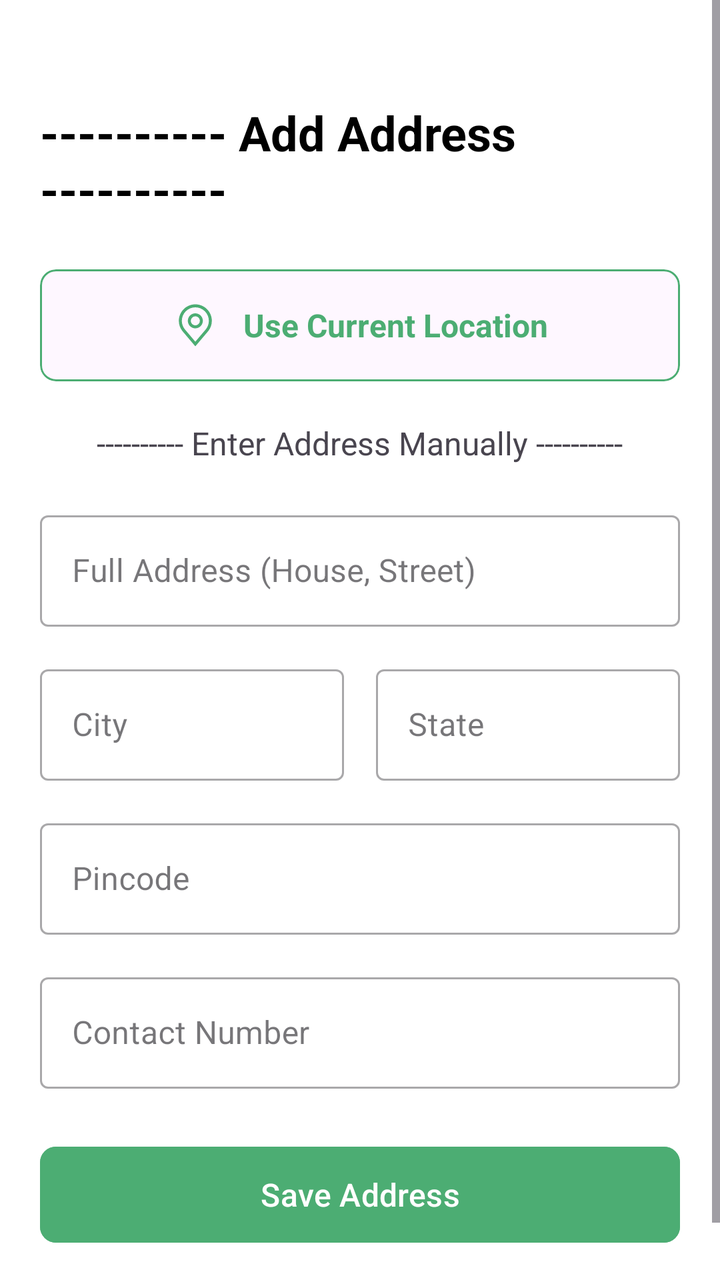
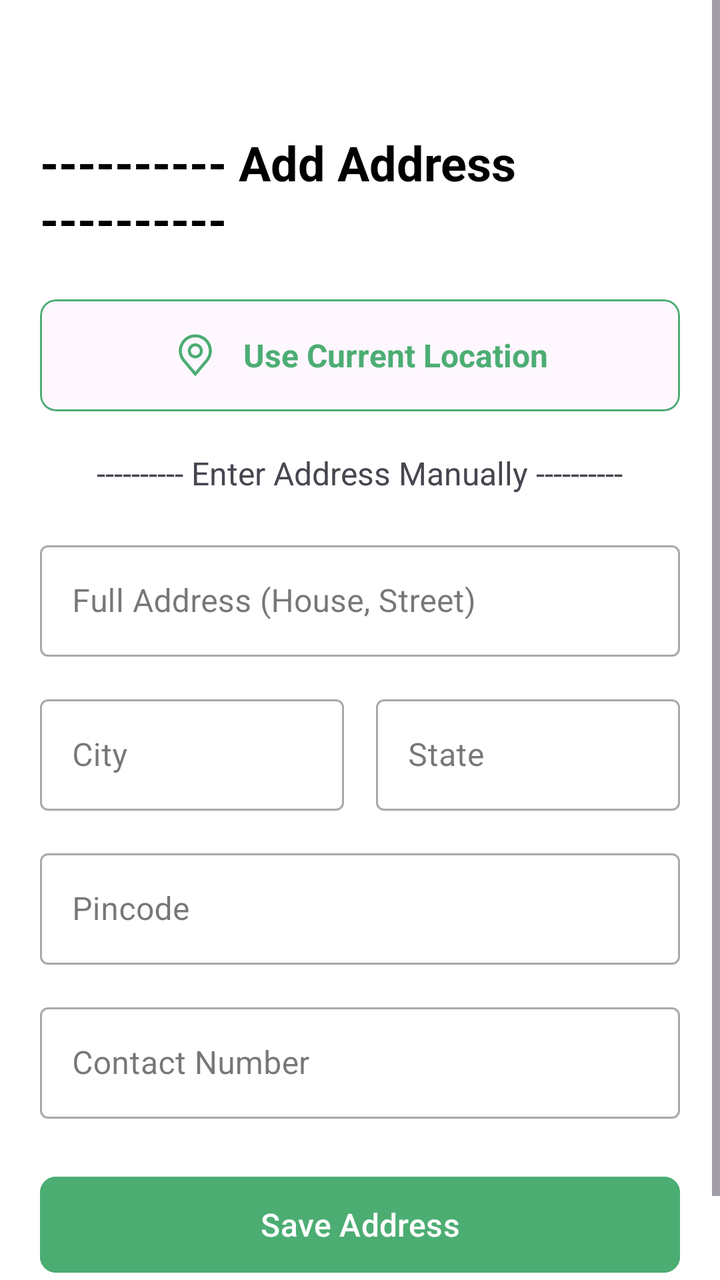

Compare the two renders of this Android layout. The source of the first and the diff that turns it into the second are given below.
<!-- AndroidManifest.xml: application theme Theme.GrocHub -->
<!-- res/layout/activity_address.xml -->
<?xml version="1.0" encoding="utf-8"?>
<ScrollView xmlns:android="http://schemas.android.com/apk/res/android"
    xmlns:app="http://schemas.android.com/apk/res-auto"
    android:layout_width="match_parent"
    android:layout_height="match_parent"
    android:background="@android:color/white"
    android:fillViewport="true">

    <LinearLayout
        android:layout_width="match_parent"
        android:layout_height="wrap_content"
        android:orientation="vertical"
        android:layout_marginTop="30dp"
        android:padding="20dp">

        <TextView
            android:layout_width="wrap_content"
            android:layout_height="wrap_content"
            android:text="---------- Add Address ----------"
            android:textSize="24sp"
            android:textStyle="bold"
            android:textColor="@android:color/black"
            android:layout_marginBottom="24dp"
            android:layout_gravity="center_horizontal"/>

        <com.google.android.material.card.MaterialCardView
            android:id="@+id/btn_current_location"
            android:layout_width="match_parent"
            android:layout_height="wrap_content"
            android:clickable="true"
            android:focusable="true"
            app:cardCornerRadius="8dp"
            app:cardElevation="0dp"
            app:strokeWidth="1dp"
            app:strokeColor="@color/Primary"
            android:layout_marginBottom="20dp">

            <LinearLayout
                android:layout_width="match_parent"
                android:layout_height="wrap_content"
                android:gravity="center"
                android:padding="16dp"
                android:orientation="horizontal">

                <ImageView
                    android:layout_width="24dp"
                    android:layout_height="24dp"
                    android:src="@drawable/carbon_location"
                    app:tint="@color/Primary"/>

                <TextView
                    android:layout_width="wrap_content"
                    android:layout_height="wrap_content"
                    android:text="Use Current Location"
                    android:textColor="@color/Primary"
                    android:textStyle="bold"
                    android:textSize="16sp"
                    android:layout_marginStart="12dp"/>
            </LinearLayout>
        </com.google.android.material.card.MaterialCardView>

        <TextView
            android:layout_width="wrap_content"
            android:layout_height="wrap_content"
            android:text="---------- Enter Address Manually ----------"
            android:textSize="16sp"
            android:layout_gravity="center_horizontal"
            android:layout_marginBottom="20dp" />

        <com.google.android.material.textfield.TextInputLayout
            style="@style/Widget.MaterialComponents.TextInputLayout.OutlinedBox"
            android:layout_width="match_parent"
            android:layout_height="wrap_content"
            android:hint="Full Address (House, Street)"
            android:layout_marginBottom="16dp">

            <com.google.android.material.textfield.TextInputEditText
                android:id="@+id/et_address_line"
                android:layout_width="match_parent"
                android:layout_height="wrap_content"
                android:inputType="textPostalAddress"/>
        </com.google.android.material.textfield.TextInputLayout>

        <LinearLayout
            android:layout_width="match_parent"
            android:layout_height="wrap_content"
            android:orientation="horizontal"
            android:layout_marginBottom="16dp">

            <com.google.android.material.textfield.TextInputLayout
                style="@style/Widget.MaterialComponents.TextInputLayout.OutlinedBox"
                android:layout_width="0dp"
                android:layout_weight="1"
                android:layout_height="wrap_content"
                android:hint="City"
                android:layout_marginEnd="8dp">

                <com.google.android.material.textfield.TextInputEditText
                    android:id="@+id/et_city"
                    android:layout_width="match_parent"
                    android:layout_height="wrap_content"
                    android:inputType="textCapWords"/>
            </com.google.android.material.textfield.TextInputLayout>

            <com.google.android.material.textfield.TextInputLayout
                style="@style/Widget.MaterialComponents.TextInputLayout.OutlinedBox"
                android:layout_width="0dp"
                android:layout_weight="1"
                android:layout_height="wrap_content"
                android:hint="State"
                android:layout_marginStart="8dp">

                <com.google.android.material.textfield.TextInputEditText
                    android:id="@+id/et_state"
                    android:layout_width="match_parent"
                    android:layout_height="wrap_content"
                    android:inputType="textCapWords"/>
            </com.google.android.material.textfield.TextInputLayout>
        </LinearLayout>

        <com.google.android.material.textfield.TextInputLayout
            style="@style/Widget.MaterialComponents.TextInputLayout.OutlinedBox"
            android:layout_width="match_parent"
            android:layout_height="wrap_content"
            android:hint="Pincode"
            android:layout_marginBottom="16dp">

            <com.google.android.material.textfield.TextInputEditText
                android:id="@+id/et_pin_code"
                android:layout_width="match_parent"
                android:layout_height="wrap_content"
                android:inputType="number"/>
        </com.google.android.material.textfield.TextInputLayout>

        <com.google.android.material.textfield.TextInputLayout
            style="@style/Widget.MaterialComponents.TextInputLayout.OutlinedBox"
            android:layout_width="match_parent"
            android:layout_height="wrap_content"
            android:hint="Contact Number"
            android:layout_marginBottom="25dp">

            <com.google.android.material.textfield.TextInputEditText
                android:id="@+id/et_phone"
                android:layout_width="match_parent"
                android:layout_height="wrap_content"
                android:inputType="phone"/>
        </com.google.android.material.textfield.TextInputLayout>

        <Button
            android:id="@+id/btn_save_address"
            android:layout_width="match_parent"
            android:layout_height="56dp"
            android:text="Save Address"
            android:backgroundTint="@color/Primary"
            android:textSize="16sp"
            app:cornerRadius="8dp"/>

    </LinearLayout>
</ScrollView>
<!-- resources referenced by this layout -->
<resources>
  <color name="Primary">#4CAD73</color>
  <!-- drawable carbon_location (drawable) -->
  <vector xmlns:android="http://schemas.android.com/apk/res/android"
      android:width="16dp"
      android:height="16dp"
      android:viewportWidth="16"
      android:viewportHeight="16">
    <path
        android:pathData="M8,9C7.506,9 7.022,8.853 6.611,8.579C6.2,8.304 5.88,7.914 5.69,7.457C5.501,7 5.452,6.497 5.548,6.012C5.644,5.527 5.883,5.082 6.232,4.732C6.582,4.383 7.027,4.144 7.512,4.048C7.997,3.952 8.5,4.001 8.957,4.19C9.414,4.38 9.804,4.7 10.079,5.111C10.353,5.522 10.5,6.006 10.5,6.5C10.499,7.163 10.236,7.798 9.767,8.267C9.298,8.736 8.663,8.999 8,9V9ZM8,5C7.703,5 7.413,5.088 7.167,5.253C6.92,5.418 6.728,5.652 6.614,5.926C6.501,6.2 6.471,6.502 6.529,6.793C6.587,7.084 6.73,7.351 6.939,7.561C7.149,7.77 7.416,7.913 7.707,7.971C7.998,8.029 8.3,7.999 8.574,7.886C8.848,7.772 9.082,7.58 9.247,7.333C9.412,7.087 9.5,6.797 9.5,6.5C9.5,6.102 9.341,5.721 9.06,5.44C8.779,5.159 8.398,5 8,5V5Z"
        android:fillColor="#ffffff"/>
    <path
        android:pathData="M8,15L3.782,10.026C3.723,9.951 3.665,9.876 3.608,9.8C2.888,8.851 2.498,7.692 2.5,6.5C2.5,5.041 3.079,3.642 4.111,2.611C5.142,1.579 6.541,1 8,1C9.459,1 10.858,1.579 11.889,2.611C12.92,3.642 13.5,5.041 13.5,6.5C13.502,7.691 13.113,8.85 12.392,9.799L12.392,9.8C12.392,9.8 12.242,9.997 12.219,10.024L8,15ZM4.406,9.198C4.407,9.198 4.523,9.351 4.55,9.384L8,13.454L11.455,9.379C11.477,9.351 11.594,9.196 11.594,9.196C12.183,8.421 12.501,7.474 12.5,6.5C12.5,5.307 12.026,4.162 11.182,3.318C10.338,2.474 9.193,2 8,2C6.807,2 5.662,2.474 4.818,3.318C3.974,4.162 3.5,5.307 3.5,6.5C3.499,7.474 3.817,8.422 4.407,9.198H4.406Z"
        android:fillColor="#ffffff"/>
  </vector>
  <style name="Theme.GrocHub" parent="Base.Theme.GrocHub" />
  <style name="Base.Theme.GrocHub" parent="Theme.Material3.DayNight.NoActionBar">
          
          
      </style>
</resources>

<!-- the commit's change to res/layout/activity_address.xml (unified diff, before → after) -->
@@ -10,7 +10,7 @@
         android:layout_width="match_parent"
         android:layout_height="wrap_content"
         android:orientation="vertical"
-        android:layout_marginTop="30dp"
+        android:layout_marginTop="45dp"
         android:padding="20dp">
 
         <TextView
